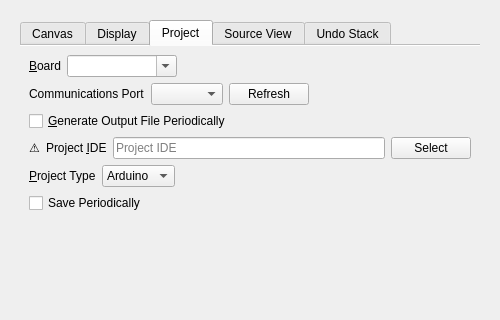
The window that UI/glitch-canvas-settings.ui (textbrowser/glitch) describes before a commit, drawn with Qt 5; both pictures show x 0 to 500 and y 0 to 320 of the 500 by 700 pixel window.
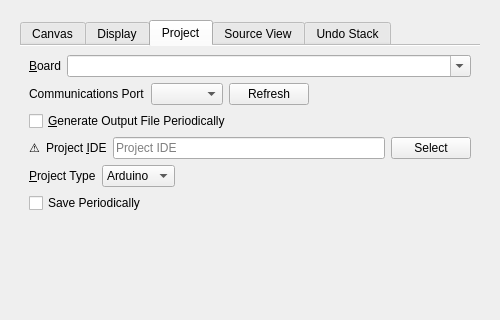
The same window after the commit. The open tabs and pages were chosen to show the change. Icons and pictures are not drawn.

```diff
--- a/UI/glitch-canvas-settings.ui
+++ b/UI/glitch-canvas-settings.ui
@@ -620,6 +620,12 @@
              </item>
              <item>
               <widget class="QComboBox" name="project_board">
+               <property name="sizePolicy">
+                <sizepolicy hsizetype="Expanding" vsizetype="Fixed">
+                 <horstretch>0</horstretch>
+                 <verstretch>0</verstretch>
+                </sizepolicy>
+               </property>
                <property name="editable">
                 <bool>true</bool>
                </property>
@@ -632,24 +638,8 @@
                <property name="sizeAdjustPolicy">
                 <enum>QComboBox::AdjustToContents</enum>
                </property>
-               <property name="minimumContentsLength">
-                <number>10</number>
-               </property>
               </widget>
              </item>
-             <item>
-              <spacer name="horizontalSpacer_15">
-               <property name="orientation">
-                <enum>Qt::Horizontal</enum>
-               </property>
-               <property name="sizeHint" stdset="0">
-                <size>
-                 <width>40</width>
-                 <height>20</height>
-                </size>
-               </property>
-              </spacer>
-             </item>
             </layout>
            </item>
            <item>
```
